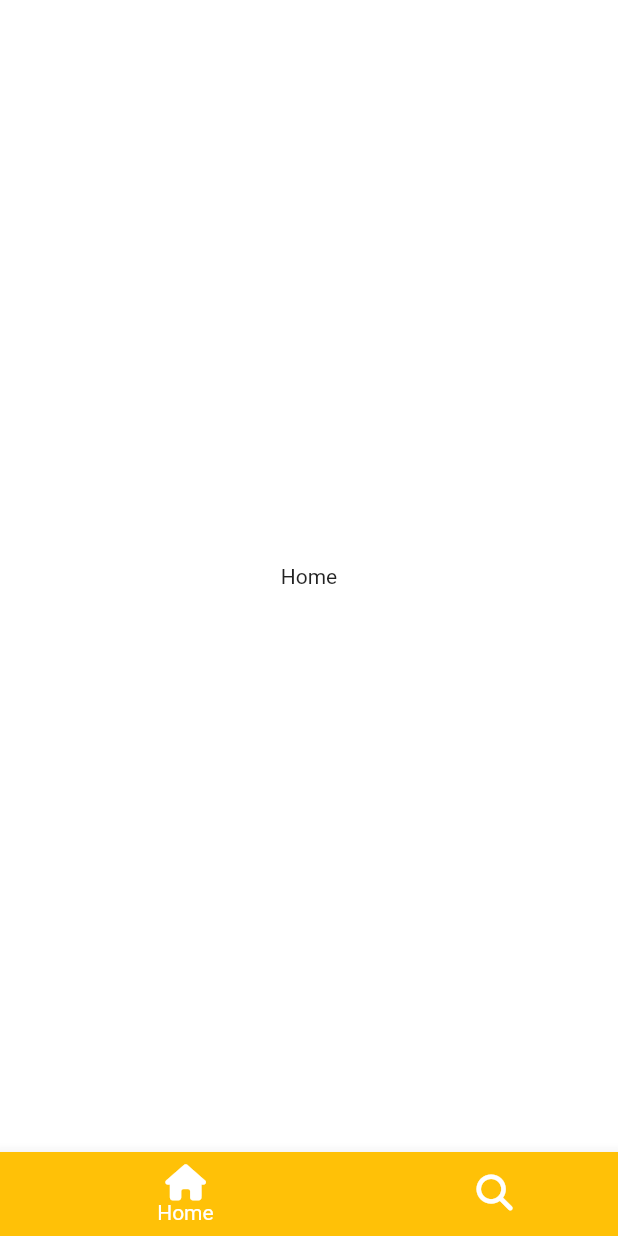
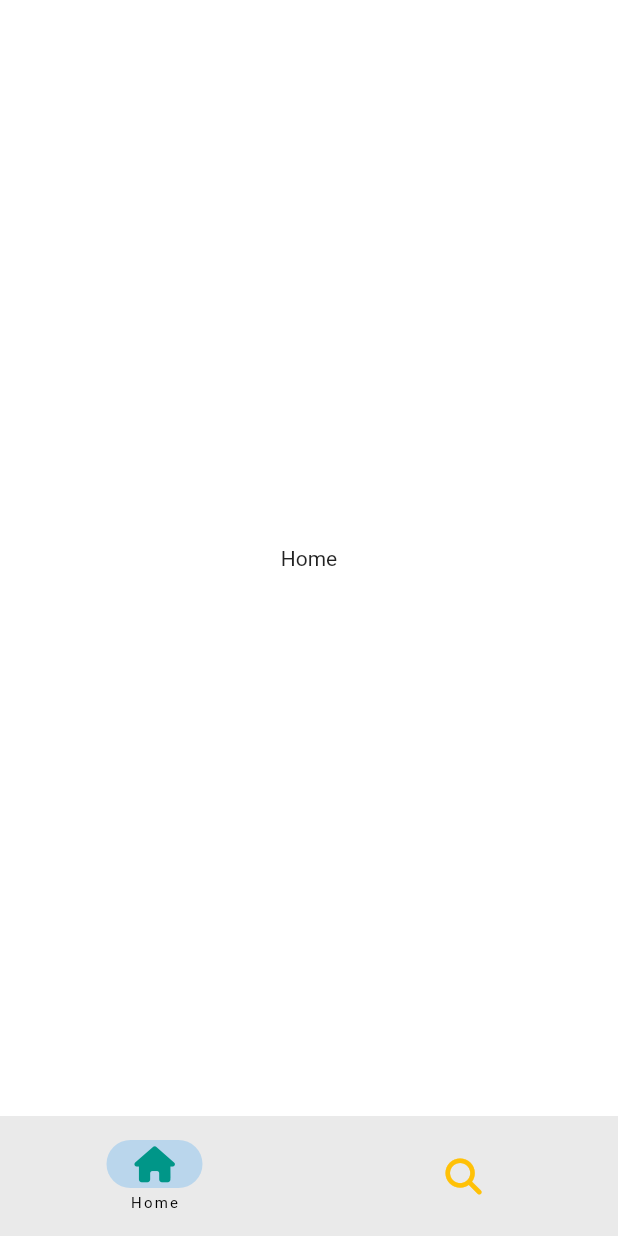
Before and after one commit to Heungseop/Tiktok_clone, a Flutter app: the screen it shows after launch, on a phone screen of 412 x 824 dp. Run offline on Flutter 3.47's test engine with Material 2 defaults, Android fonts, the phone set to English and light mode, and no system bars; our stand-ins replace font_awesome_flutter.

Commit message:
6.3 NavigationBar

```diff
--- a/lib/features/main_navigation/main_navigation_screen.dart
+++ b/lib/features/main_navigation/main_navigation_screen.dart
@@ -38,40 +38,27 @@ class _MainNavigationScreenState extends State<MainNavigationScreen> {
   @override
   Widget build(BuildContext context) {
     return Scaffold(
-      body: screens[_selectedIndex],
-      bottomNavigationBar: BottomNavigationBar(
-        type: BottomNavigationBarType.shifting,
-        currentIndex: _selectedIndex,
-        onTap: _onTap,
-        // selectedItemColor: Theme.of(context).primaryColor,
-        items: const [
-          BottomNavigationBarItem(
-              icon: FaIcon(FontAwesomeIcons.house),
+        body: screens[_selectedIndex],
+        bottomNavigationBar: NavigationBar(
+          labelBehavior: NavigationDestinationLabelBehavior.onlyShowSelected,
+          selectedIndex: _selectedIndex,
+          onDestinationSelected: _onTap,
+          destinations: const [
+            NavigationDestination(
+              icon: FaIcon(
+                FontAwesomeIcons.house,
+                color: Colors.teal,
+              ),
               label: "Home",
-              tooltip: "test",
-              backgroundColor: Colors.amber),
-          BottomNavigationBarItem(
-              icon: FaIcon(FontAwesomeIcons.magnifyingGlass),
+            ),
+            NavigationDestination(
+              icon: FaIcon(
+                FontAwesomeIcons.magnifyingGlass,
+                color: Colors.amber,
+              ),
               label: "Search",
-              tooltip: "test",
-              backgroundColor: Colors.blue),
-          // BottomNavigationBarItem(
-          //     icon: FaIcon(FontAwesomeIcons.house),
-          //     label: "Home",
-          //     tooltip: "test",
-          //     backgroundColor: Colors.pink),
-          // BottomNavigationBarItem(
-          //     icon: FaIcon(FontAwesomeIcons.magnifyingGlass),
-          //     label: "Search",
-          //     tooltip: "test",
-          //     backgroundColor: Colors.yellow),
-          // BottomNavigationBarItem(
-          //     icon: FaIcon(FontAwesomeIcons.house),
-          //     label: "Home",
-          //     tooltip: "test",
-          //     backgroundColor: Colors.teal),
-        ],
-      ),
-    );
+            )
+          ],
+        ));
   }
 }
```
